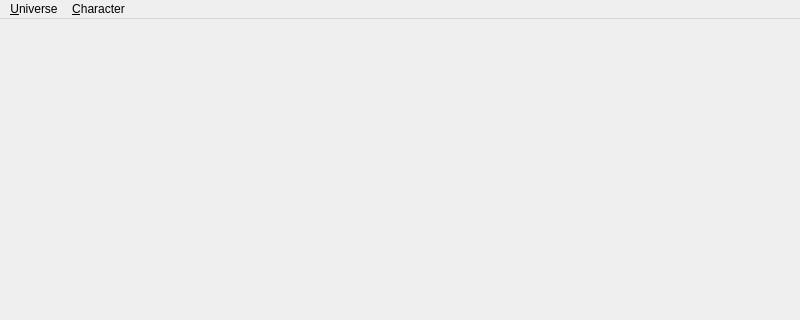
Old version of the form ui/MainWindow.ui in the repository jgardner1/JGRPGTools; both pictures show x 0 to 800 and y 0 to 320 of the 800 by 600 pixel window.
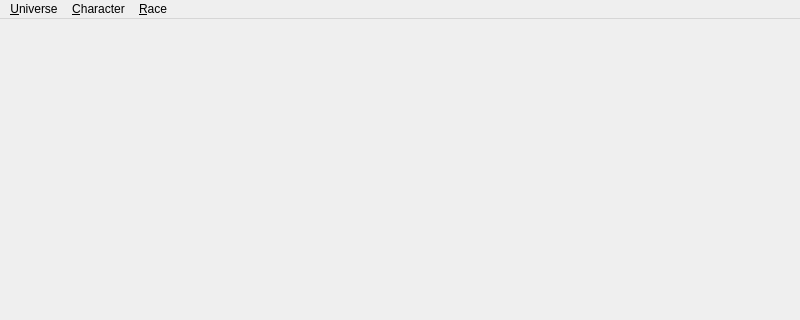
New version of the form.

The edit to the form file:
```diff
--- a/ui/MainWindow.ui
+++ b/ui/MainWindow.ui
@@ -41,8 +41,15 @@
     </property>
     <addaction name="actionCharacterCreate"/>
    </widget>
+   <widget class="QMenu" name="menuRace">
+    <property name="title">
+     <string>&amp;Race</string>
+    </property>
+    <addaction name="actionCreateRace"/>
+   </widget>
    <addaction name="menuUniverse"/>
    <addaction name="menuCharacter"/>
+   <addaction name="menuRace"/>
   </widget>
   <widget class="QStatusBar" name="statusbar"/>
   <action name="actionNewUniverse">
```
Left out of the diff: 24 changed lines with no effect on the pictures.
